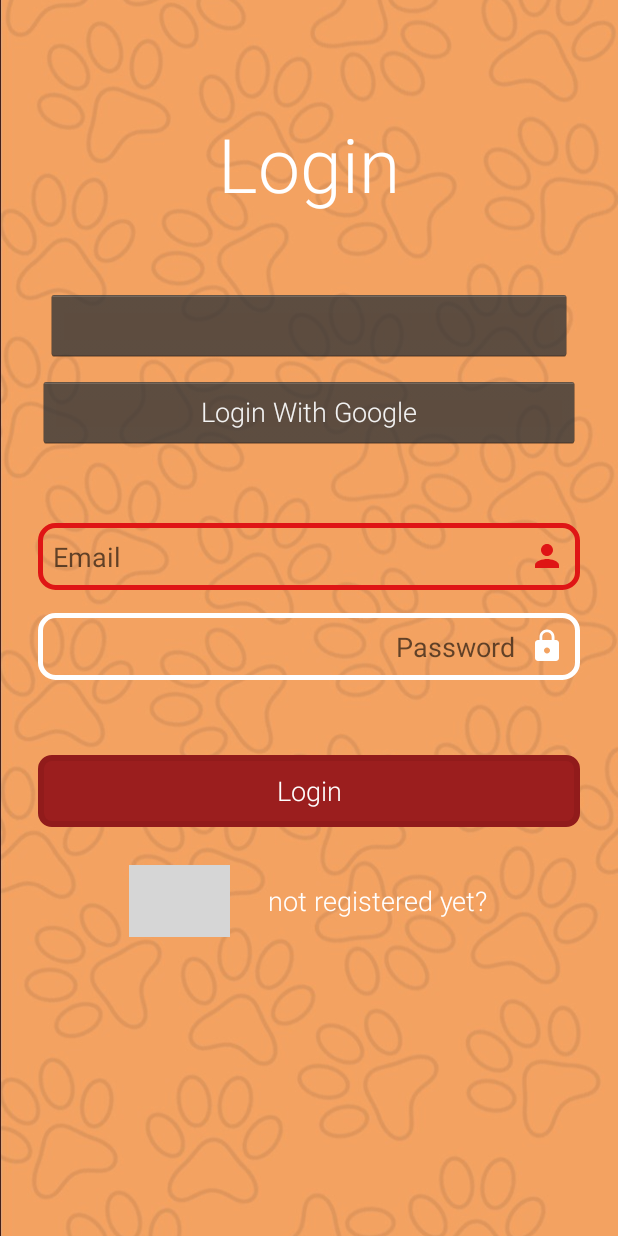
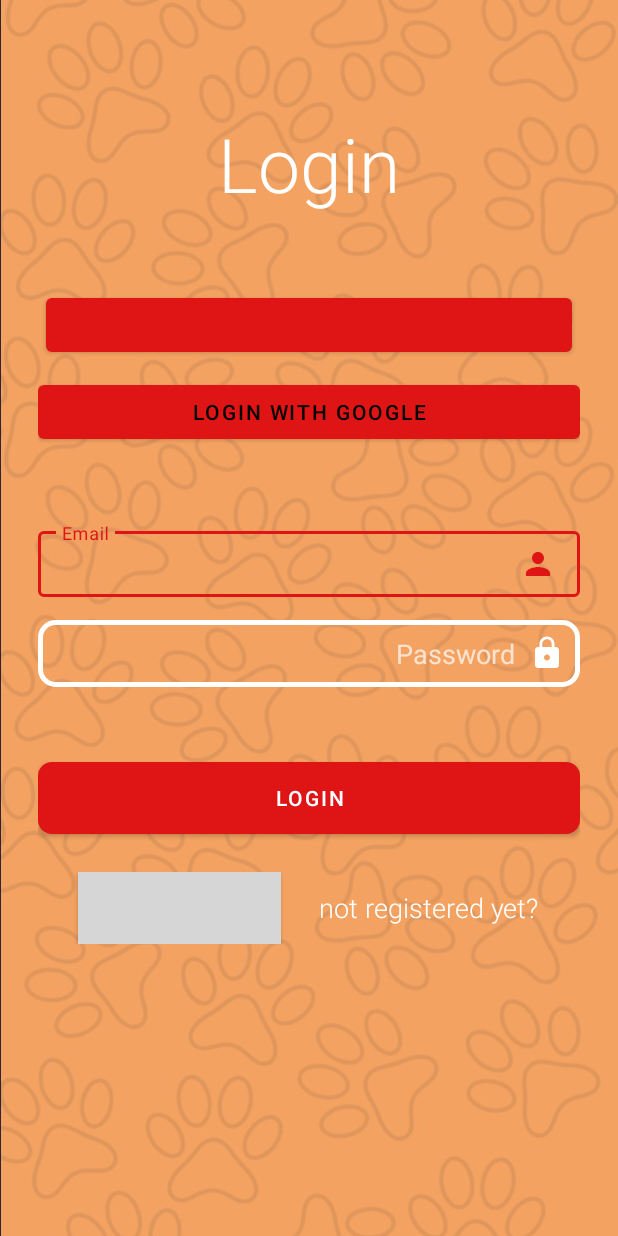
Before and after one commit to nir159/bardog, an Android app: the screen it shows after launch (LoginActivity), on a phone screen of 412 x 824 dp. Run offline under Robolectric (Android 15) with nearby library versions, the phone set to English and light mode, and no system bars; our stand-ins replace Firebase (no records; nobody signed in at launch, a user with empty details on screens opened directly); libraries missing offline, so code that uses them is left out: com.facebook, com.facebook.login; plain views replace GoogleSignInButton, LoginButton; 4 statements that could not run were skipped; grey boxes are pictures that could not be loaded.

Commit message:
lang issues fixed

```diff
--- a/Bardog/app/src/main/java/com/nalamala/bardog/RegisterActivity.java
+++ b/Bardog/app/src/main/java/com/nalamala/bardog/RegisterActivity.java
@@ -25,10 +25,16 @@ public class RegisterActivity extends AppCompatActivity {
     EditText passwordEditText;
 
     FirebaseAuth mAuth;
+    LocaleHelper localeHelper;
 
     @Override
     protected void onCreate(Bundle savedInstanceState) {
         super.onCreate(savedInstanceState);
+
+        // reseting the langauge before setting the content view
+        localeHelper = new LocaleHelper(this);
+        localeHelper.initLanguage();
+
         setContentView(R.layout.activity_register);
 
         loginLinkButton = findViewById(R.id.login_link_button);
--- a/Bardog/app/src/main/java/com/nalamala/bardog/SeeBarcodeActivity.java
+++ b/Bardog/app/src/main/java/com/nalamala/bardog/SeeBarcodeActivity.java
@@ -22,10 +22,16 @@ public class SeeBarcodeActivity extends AppCompatActivity {
     Button shareButton;
 
     Bitmap barcodeMap;
+    LocaleHelper localeHelper;
 
     @Override
     protected void onCreate(Bundle savedInstanceState) {
         super.onCreate(savedInstanceState);
+
+        // reseting the langauge before setting the content view
+        localeHelper = new LocaleHelper(this);
+        localeHelper.initLanguage();
+
         setContentView(R.layout.activity_see_barcode);
 
         barcodeImage = findViewById(R.id.barcode_image);
--- a/Bardog/app/src/main/java/com/nalamala/bardog/SeeDogActivity.java
+++ b/Bardog/app/src/main/java/com/nalamala/bardog/SeeDogActivity.java
@@ -19,6 +19,7 @@ public class SeeDogActivity extends AppCompatActivity {
 
     DatabaseReference dogsRef = FirebaseDatabase.getInstance().getReference().child(CommonFunctions.DATABASE_DOGS_REF);
     CircleImageView profileImage;
+    LocaleHelper localeHelper;
     TextView dogName;
     TextView isImmuned;
     TextView desc;
@@ -29,6 +30,11 @@ public class SeeDogActivity extends AppCompatActivity {
     @Override
     protected void onCreate(Bundle savedInstanceState) {
         super.onCreate(savedInstanceState);
+
+        // reseting the langauge before setting the content view
+        localeHelper = new LocaleHelper(this);
+        localeHelper.initLanguage();
+
         setContentView(R.layout.activity_see_dog);
 
         profileImage = findViewById(R.id.dog_image);
--- a/Bardog/app/src/main/java/com/nalamala/bardog/SplashActivity.java
+++ b/Bardog/app/src/main/java/com/nalamala/bardog/SplashActivity.java
@@ -18,17 +18,11 @@ import android.view.View;
 
 public class SplashActivity extends AppCompatActivity {
 
-    LocaleHelper localeHelper;
-
     @Override
     protected void onCreate(Bundle savedInstanceState) {
         super.onCreate(savedInstanceState);
         setContentView(R.layout.activity_splash);
         MultiDex.install(this);
-
-        // set language
-        localeHelper = new LocaleHelper(this);
-        localeHelper.setDefault();
 
         // check internet connection
         ConnectivityManager connectivityManager = (ConnectivityManager)getSystemService(Context.CONNECTIVITY_SERVICE);
--- a/Bardog/app/src/main/java/com/nalamala/bardog/TutorialActivity.java
+++ b/Bardog/app/src/main/java/com/nalamala/bardog/TutorialActivity.java
@@ -10,10 +10,16 @@ import android.widget.Button;
 public class TutorialActivity extends AppCompatActivity {
 
     Button okButton;
+    LocaleHelper localeHelper;
 
     @Override
     protected void onCreate(Bundle savedInstanceState) {
         super.onCreate(savedInstanceState);
+
+        // reseting the langauge before setting the content view
+        localeHelper = new LocaleHelper(this);
+        localeHelper.initLanguage();
+
         setContentView(R.layout.activity_tutorial);
 
         okButton = findViewById(R.id.ok_button);
--- a/Bardog/app/src/main/res/layout/activity_login.xml
+++ b/Bardog/app/src/main/res/layout/activity_login.xml
@@ -53,18 +53,26 @@
             android:text="@string/login_using_google"
             app:isDarkTheme="true" />
 
-        <EditText
-            android:id="@+id/email_edit_text"
+        <com.google.android.material.textfield.TextInputLayout
+            style="@style/Widget.MaterialComponents.TextInputLayout.OutlinedBox"
+            app:boxStrokeColor="@color/colorPrimary"
+            android:id="@+id/emailInputLayout"
             android:layout_width="match_parent"
             android:layout_height="wrap_content"
-            android:layout_marginTop="50dp"
-            android:background="@drawable/custom_edittext_input"
-            android:drawableStart="@drawable/custom_profile_icon"
-            android:drawablePadding="10dp"
-            android:padding="10dp"
-            android:ems="10"
-            android:inputType="textEmailAddress"
-            android:hint="@string/login_email_input_hint" />
+            android:layout_marginTop="50dp">
+
+            <com.google.android.material.textfield.TextInputEditText
+                android:id="@+id/email_edit_text"
+                android:layout_width="match_parent"
+                android:layout_height="wrap_content"
+                android:hint="@string/login_email_input_hint"
+                android:drawableStart="@drawable/custom_profile_icon"
+                android:drawablePadding="10dp"
+                android:padding="10dp"
+                android:ems="10"
+                android:inputType="textEmailAddress"/>
+
+        </com.google.android.material.textfield.TextInputLayout>
 
         <EditText
             android:id="@+id/password_edit_text"
--- a/Bardog/app/src/main/res/values/strings.xml
+++ b/Bardog/app/src/main/res/values/strings.xml
@@ -72,7 +72,7 @@
     <string name="login_link_button">login</string>
 
     <!-- See Barcode Activity -->
-    <string name="see_barcode_title" translatable="false">YOUR BARCODE</string>
+    <string name="see_barcode_title" translatable="false">YOUR BARDOG</string>
     <string name="go_back_button">back</string>
     <string name="share_button">share</string>
 
--- a/Bardog/app/src/main/res/values/styles.xml
+++ b/Bardog/app/src/main/res/values/styles.xml
@@ -1,7 +1,7 @@
 <resources>
 
     <!-- Base application theme. -->
-    <style name="AppTheme" parent="Theme.AppCompat.Light.NoActionBar">
+    <style name="AppTheme" parent="Theme.MaterialComponents.NoActionBar">
         <!-- Customize your theme here. -->
         <item name="android:textViewStyle">@style/RobotoTextViewStyle</item>
         <item name="android:buttonStyle">@style/RobotoButtonStyle</item>
@@ -11,8 +11,7 @@
         <item name="android:windowTranslucentNavigation">true</item>
     </style>
 
-    <style name="MainActivityTheme" parent="Theme.AppCompat.Light.NoActionBar">
-        <!-- Customize your theme here. -->
+    <style name="MainActivityTheme" parent="Theme.MaterialComponents.NoActionBar">
         <item name="android:textViewStyle">@style/RobotoTextViewStyle</item>
         <item name="android:buttonStyle">@style/RobotoButtonStyle</item>
         <item name="colorPrimary">@color/colorPrimary</item>
```
Also changed, not shown: Bardog/app/src/main/java/com/nalamala/bardog/LoginActivity.java (+7 -0 lines), Bardog/app/src/main/java/com/nalamala/bardog/MainActivity.java (+5 -2 lines).
